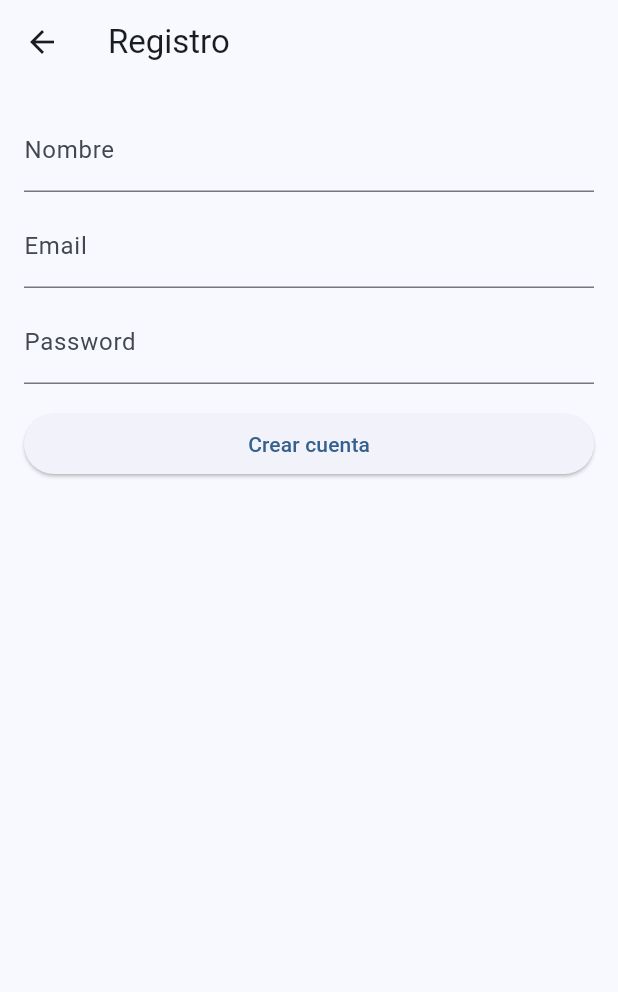
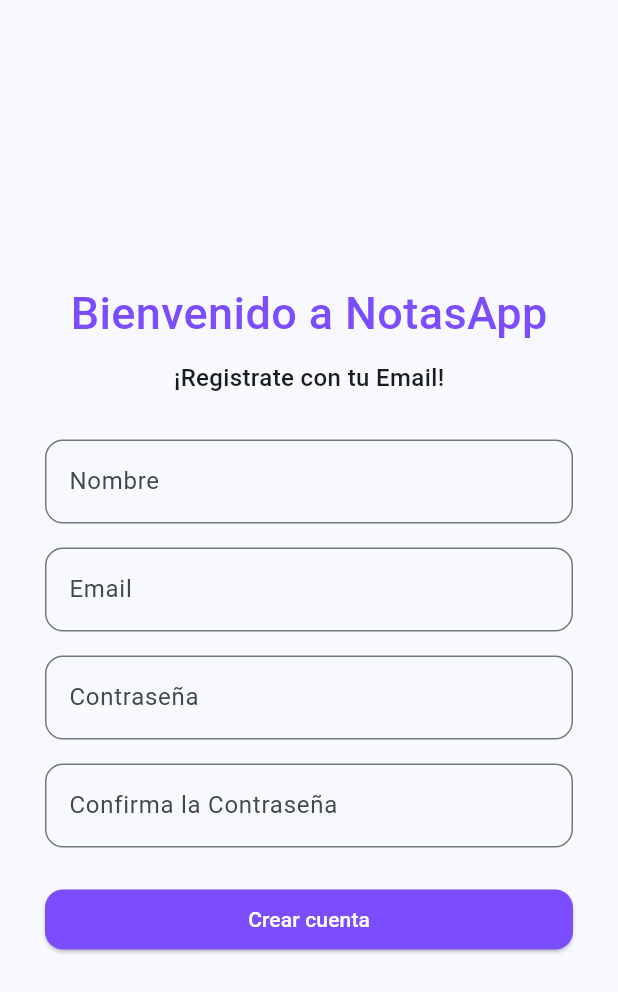
Before and after one commit to mateo1761/NotasApp, a Flutter app: the RegisterPage screen opened directly, on a phone screen of 412 x 824 dp. Shown: the top 992 px of the screen. Run offline on Flutter 3.47's test engine with Material 3 defaults, Android fonts, the light colour scheme and no system bars; our stand-ins replace dio, flutter_secure_storage, sqflite, sqflite_common_ffi; accounts and stored records are empty.

Commit message:
Register Page Redesign

```diff
--- a/frontend/lib/features/auth/presentation/register_page.dart
+++ b/frontend/lib/features/auth/presentation/register_page.dart
@@ -13,42 +13,152 @@
   final _name = TextEditingController();
   final _email = TextEditingController();
   final _pass = TextEditingController();
+  final _confirmPass = TextEditingController();
+  String? _confirmPassError;
+
+  @override
+  void initState() {
+    super.initState();
+    _confirmPass.addListener(_clearConfirmError);
+  }
+
+  void _clearConfirmError() {
+    if (_confirmPassError != null) {
+      setState(() => _confirmPassError = null);
+    }
+  }
+
+  @override
+  void dispose() {
+    _name.dispose();
+    _email.dispose();
+    _pass.dispose();
+    _confirmPass.dispose();
+    super.dispose();
+  }
 
   @override
   Widget build(BuildContext context) {
     final auth = context.watch<AuthViewModel>();
 
     return Scaffold(
-      appBar: AppBar(title: const Text('Registro')),
-      body: Padding(
-        padding: const EdgeInsets.all(16),
+      body: Center(
+        child: SingleChildScrollView(
+          child: Container(
+            constraints: const BoxConstraints(maxWidth: 400),
+            padding: const EdgeInsets.all(24),
             child: Column(
+              mainAxisAlignment: MainAxisAlignment.center,
+              crossAxisAlignment: CrossAxisAlignment.center,
               children: [
-            TextField(controller: _name,  decoration: const InputDecoration(labelText: 'Nombre')),
-            const SizedBox(height: 8),
-            TextField(controller: _email, decoration: const InputDecoration(labelText: 'Email')),
-            const SizedBox(height: 8),
-            TextField(controller: _pass,  decoration: const InputDecoration(labelText: 'Password'), obscureText: true),
+                const Text(
+                  "Bienvenido a NotasApp",
+                  style: TextStyle(
+                    color: Colors.deepPurpleAccent,
+                    fontSize: 30,
+                    fontWeight: FontWeight.w500,
+                  ),
+                ),
+                const SizedBox(height: 10),
+                const Text(
+                  "¡Registrate con tu Email!",
+                  style: TextStyle(fontSize: 16, fontWeight: FontWeight.w500),
+                ),
+                const SizedBox(height: 30),
+                TextField(
+                  controller: _name,
+                  decoration: InputDecoration(
+                    labelText: 'Nombre',
+                    border: OutlineInputBorder(
+                      borderRadius: BorderRadius.circular(12),
+                    ),
+                  ),
+                ),
                 const SizedBox(height: 16),
+                TextField(
+                  controller: _email,
+                  decoration: InputDecoration(
+                    labelText: 'Email',
+                    border: OutlineInputBorder(
+                      borderRadius: BorderRadius.circular(12),
+                    ),
+                  ),
+                ),
+                const SizedBox(height: 16),
+                TextField(
+                  controller: _pass,
+                  decoration: InputDecoration(
+                    labelText: 'Contraseña',
+                    border: OutlineInputBorder(
+                      borderRadius: BorderRadius.circular(12),
+                    ),
+                  ),
+                  obscureText: true,
+                ),
+                const SizedBox(height: 16),
+                TextField(
+                  controller: _confirmPass,
+                  decoration: InputDecoration(
+                    labelText: 'Confirma la Contraseña',
+                    border: OutlineInputBorder(
+                      borderRadius: BorderRadius.circular(12),
+                    ),
+                    errorText: _confirmPassError,
+                  ),
+                  obscureText: true,
+                ),
+                const SizedBox(height: 24),
                 SizedBox(
                   width: double.infinity,
                   child: ElevatedButton(
-                onPressed: auth.busy ? null : () async {
-                  await auth.register(_name.text.trim(), _email.text.trim(), _pass.text);
+                    style: ElevatedButton.styleFrom(
+                      backgroundColor: Colors.deepPurpleAccent,
+                      foregroundColor: Colors.white,
+                      shape: RoundedRectangleBorder(
+                        borderRadius: BorderRadius.circular(12),
+                      ),
+                    ),
+                    onPressed: auth.busy
+                        ? null
+                        : () {
+                            if (_pass.text != _confirmPass.text) {
+                              setState(
+                                () => _confirmPassError =
+                                    'Las contraseñas no coinciden',
+                              );
+                              return;
+                            }
+                            auth.register(
+                              _name.text.trim(),
+                              _email.text.trim(),
+                              _pass.text,
+                            );
                             if (!mounted) return;
                             if (auth.error != null) {
-                    ScaffoldMessenger.of(context).showSnackBar(SnackBar(content: Text(auth.error!)));
+                              ScaffoldMessenger.of(context).showSnackBar(
+                                SnackBar(content: Text(auth.error!)),
+                              );
                               return;
                             }
-                  ScaffoldMessenger.of(context).showSnackBar(const SnackBar(content: Text('Registro exitoso, inicia sesión.')));
+                            ScaffoldMessenger.of(context).showSnackBar(
+                              const SnackBar(
+                                content: Text(
+                                  'Registro exitoso, inicia sesión.',
+                                ),
+                              ),
+                            );
                             Navigator.of(context).pop();
                           },
-                child: auth.busy ? const CircularProgressIndicator() : const Text('Crear cuenta'),
+                    child: auth.busy
+                        ? const CircularProgressIndicator()
+                        : const Text('Crear cuenta'),
                   ),
                 ),
               ],
             ),
           ),
+        ),
+      ),
     );
   }
 }
```
Lines whose indentation alone changed are shown as unchanged.
